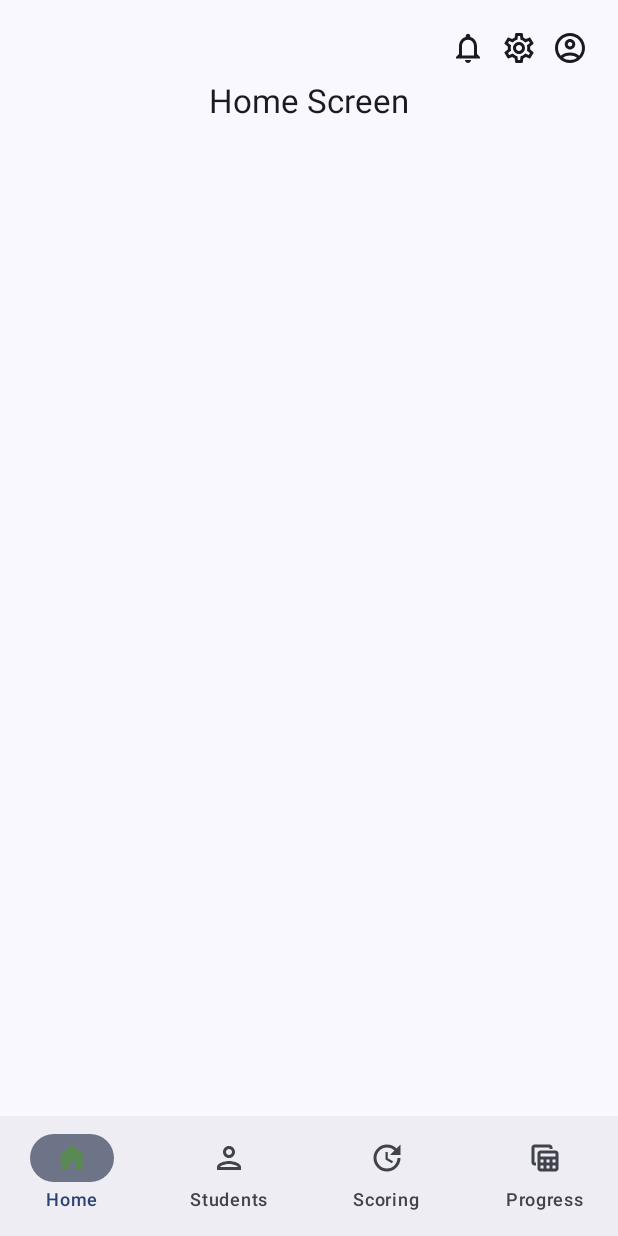
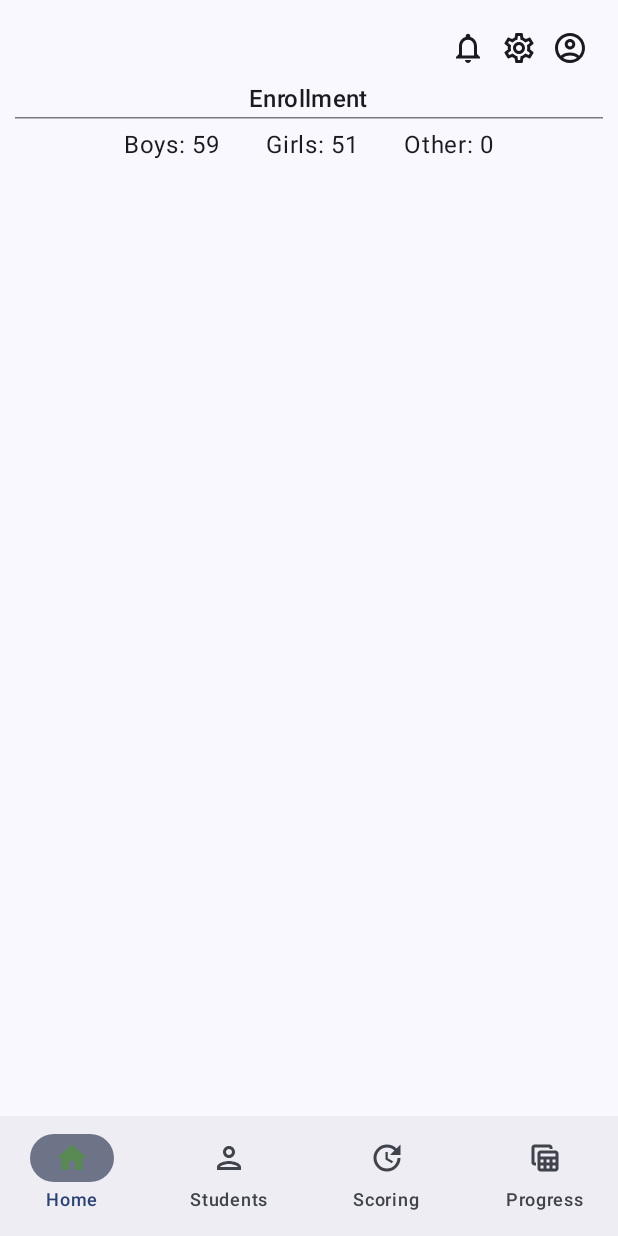
Before and after one commit to EvanieWares/class-ease, an Android app built with Jetpack Compose: the screen it shows after launch (MainActivity), on a phone screen of 412 x 824 dp. Run offline under Robolectric (Android 15) with nearby library versions, the phone set to English and light mode, and no system bars; our stand-ins replace Dagger/Hilt's generated code, Room's generated code, window size class.

Commit message:
Improving the UI. Redesigning v4

```diff
--- a/app/src/main/java/com/evaniewares/classease/screens/HomeScreen.kt
+++ b/app/src/main/java/com/evaniewares/classease/screens/HomeScreen.kt
@@ -15,6 +15,7 @@ import androidx.compose.material.icons.Icons
 import androidx.compose.material.icons.outlined.AccountCircle
 import androidx.compose.material.icons.outlined.Notifications
 import androidx.compose.material.icons.outlined.Settings
+import androidx.compose.material3.HorizontalDivider
 import androidx.compose.material3.Icon
 import androidx.compose.material3.IconButton
 import androidx.compose.material3.MaterialTheme
@@ -27,7 +28,9 @@ import androidx.compose.ui.tooling.preview.Preview
 import androidx.compose.ui.unit.dp
 import androidx.navigation.NavHostController
 import androidx.navigation.compose.rememberNavController
+import com.evaniewares.classease.domain.model.StudentEntity
 import com.evaniewares.classease.navigation.HomeScreenRoutes
+import com.evaniewares.classease.tests.studentListTest
 import com.evaniewares.classease.ui.theme.ClassEaseTheme
 
 /**
@@ -39,6 +42,7 @@ import com.evaniewares.classease.ui.theme.ClassEaseTheme
 @Composable
 fun HomeScreen(navController: NavHostController) {
     val scrollState = rememberScrollState()
+    val studentList = studentListTest
 
     Surface(
         modifier = Modifier.fillMaxSize()
@@ -60,14 +64,38 @@ fun HomeScreen(navController: NavHostController) {
                     navController.navigate(HomeScreenRoutes.Notifications.route)
                 }
             )
-            Box(
-                modifier = Modifier.fillMaxWidth(),
-                contentAlignment = Alignment.Center
+            Enrollment(studentList = studentList)
+        }
+    }
+}
+
+@Composable
+fun Enrollment(
+    studentList: List<StudentEntity>
+) {
+    val boysList = studentList.filter { it.gender == "M" }
+    val girlsList = studentList.filter { it.gender == "F" }
+    val otherList = studentList.filter { it.gender == "O" }
+
+    Box(
+        modifier = Modifier.fillMaxWidth()
+    ) {
+        Column(
+            horizontalAlignment = Alignment.CenterHorizontally
+        ) {
+            Text(
+                text = "Enrollment",
+                style = MaterialTheme.typography.titleMedium
+            )
+            HorizontalDivider()
+            Row(
+                modifier = Modifier.padding(5.dp),
+                horizontalArrangement = Arrangement.spacedBy(30.dp),
+                verticalAlignment = Alignment.CenterVertically
             ) {
-                Text(
-                    text = "Home Screen",
-                    style = MaterialTheme.typography.titleLarge
-                )
+                Text(text = "Boys: ${boysList.size}")
+                Text(text = "Girls: ${girlsList.size}")
+                Text(text = "Other: ${otherList.size}")
             }
         }
     }
@@ -132,7 +160,7 @@ private fun ScrollableTopBar(
 }
 
 @Preview(
-    //showSystemUi = true
+    showSystemUi = true
 )
 @Composable
 fun HomePreview() {
```
